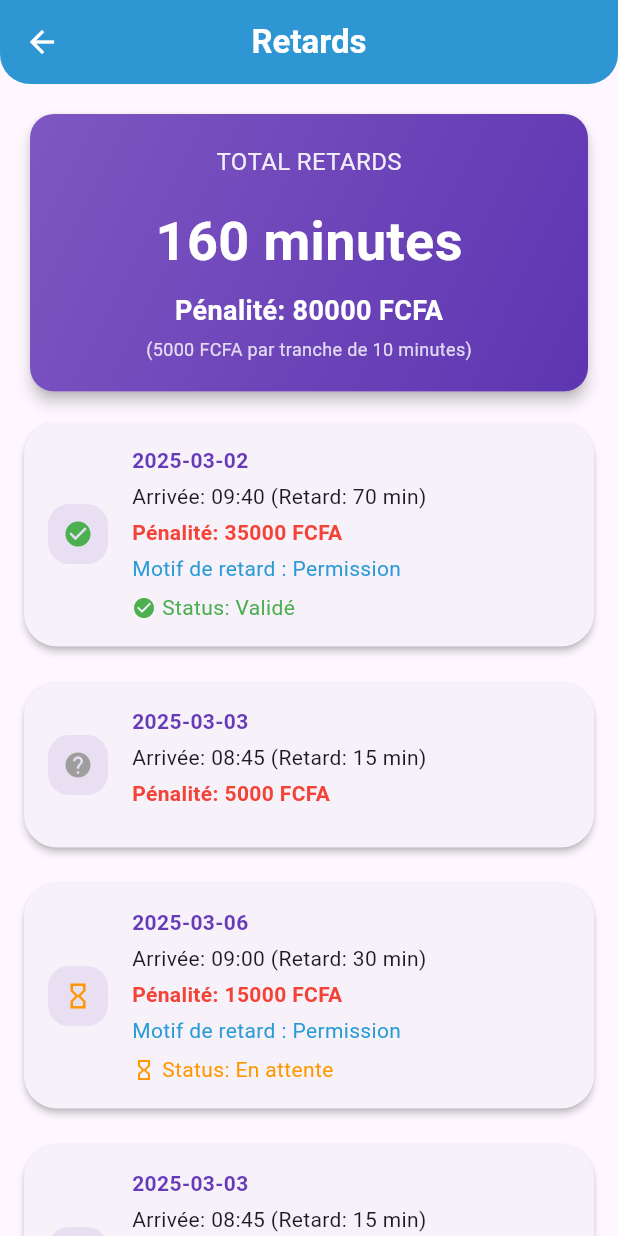
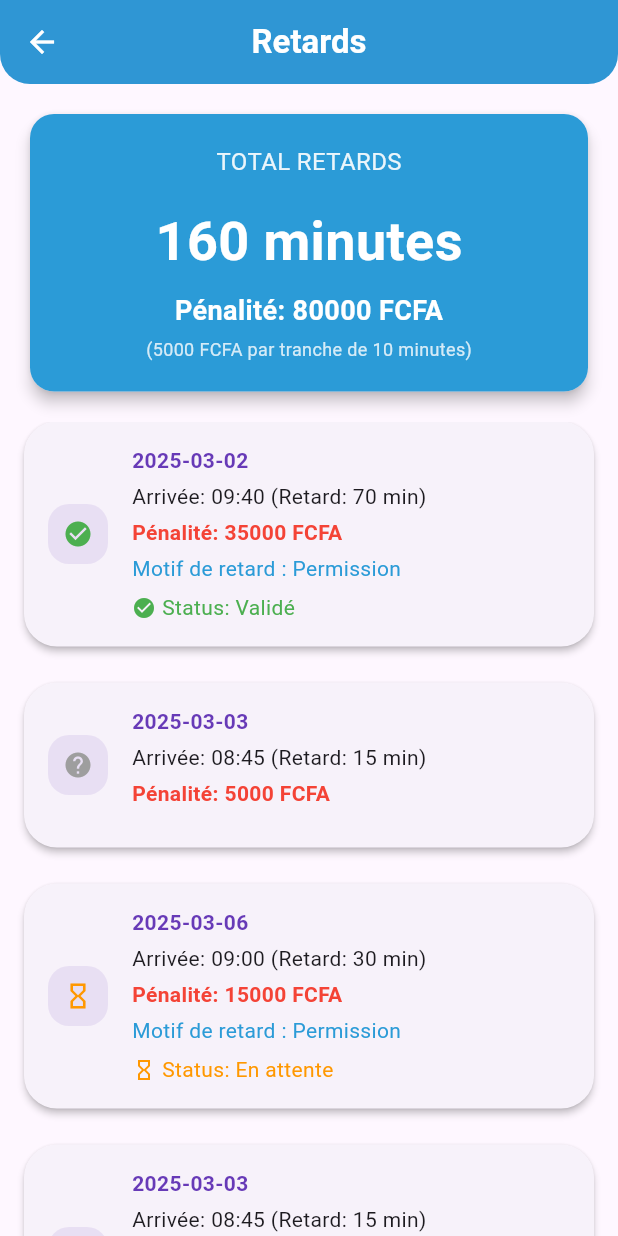
Before and after one commit to Monica1230244/projets, a Flutter app: the screen it shows after launch, on a phone screen of 412 x 824 dp. Run offline on Flutter 3.47's test engine with Material 3 defaults, Android fonts, the phone set to English and light mode, and no system bars; our stand-ins replace table_calendar.

Commit message:
ajout de couleur

```diff
--- /dev/null
+++ b/lib/constants.dart
@@ -0,0 +1,3 @@
+import 'dart:ui';
+
+Color primaryColor = Color(0xFF2B9BD7);
--- a/lib/retard_page.dart
+++ b/lib/retard_page.dart
@@ -1,5 +1,7 @@
 import 'package:flutter/material.dart';
 import 'package:projets/heure_supp.dart';
+
+import 'constants.dart';
 
 class RetardPage extends StatefulWidget {
   final List<Map<String, String>> presences = [
@@ -69,7 +71,7 @@ class _RetardPageState extends State<RetardPage> {
                   gradient: LinearGradient(
                     begin: Alignment.topLeft,
                     end: Alignment.bottomRight,
-                    colors: [Colors.deepPurple[400]!, Colors.deepPurple[600]!],
+                    colors: [primaryColor],
                   ),
                   borderRadius: BorderRadius.circular(16),
                 ),
```
